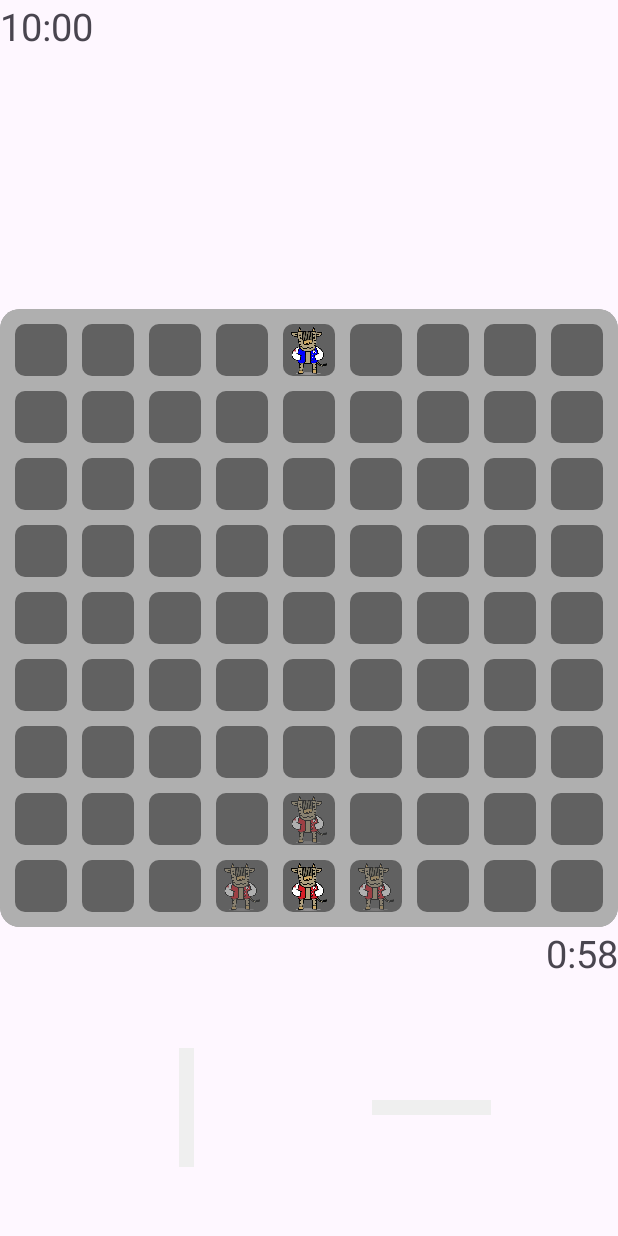
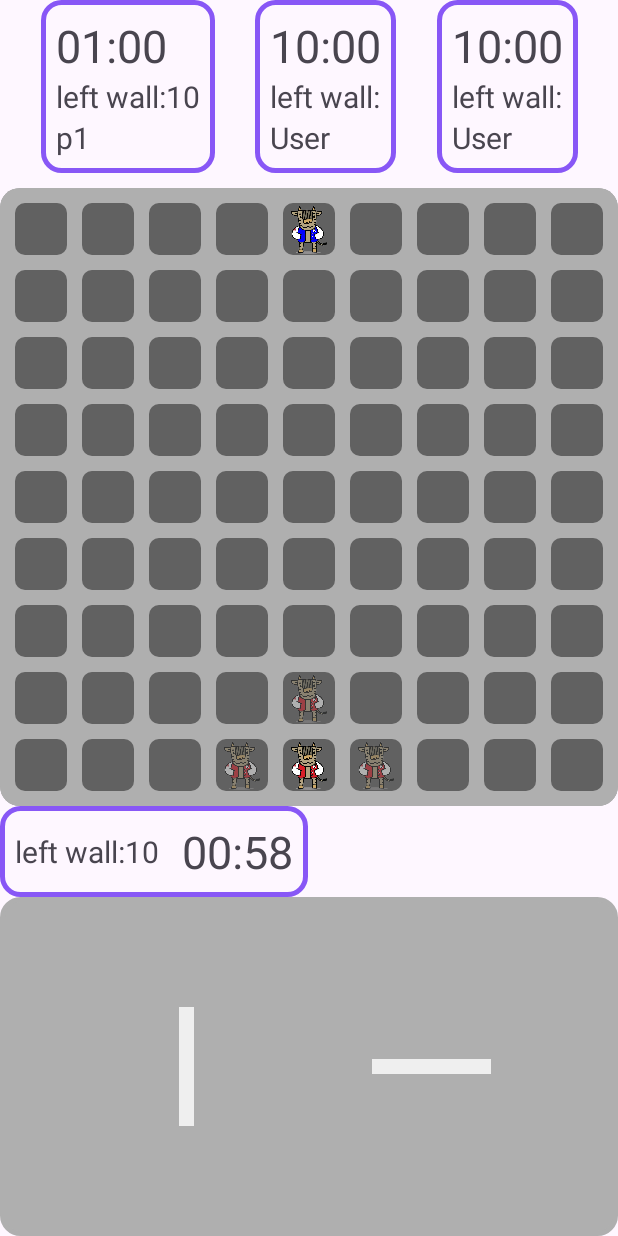
Before and after one commit to DongGi-create/Quoridor, an Android app: the CustomViewTestActivity screen opened directly, with no data from a screen before it, on a phone screen of 412 x 824 dp. Run offline under Robolectric (Android 15) with nearby library versions, the phone set to English and light mode, and no system bars.

Commit message:
gameActivity edit

```diff
--- a/app/src/main/java/com/example/quoridor/ingame/CustomViewTestActivity.kt
+++ b/app/src/main/java/com/example/quoridor/ingame/CustomViewTestActivity.kt
@@ -14,8 +14,8 @@ import com.example.quoridor.domain.Notation
 import com.example.quoridor.domain.Player
 import com.example.quoridor.domain.utils.NotationType
 import com.example.quoridor.domain.utils.PlayerColorType
-import com.example.quoridor.ingame.customView.GameBoardViewDropListener
-import com.example.quoridor.ingame.customView.GameBoardViewPieceClickListener
+import com.example.quoridor.ingame.customView.gameBoardView.GameBoardViewDropListener
+import com.example.quoridor.ingame.customView.gameBoardView.GameBoardViewPieceClickListener
 import com.example.quoridor.ingame.frontDomain.FrontBoard
 import com.example.quoridor.ingame.frontDomain.FrontPlayer
 import com.example.quoridor.ingame.utils.Coordinate
@@ -62,7 +62,7 @@ class CustomViewTestActivity : ComponentActivity() {
         }
 
         binding.gameBoardView.setWallChooseView(binding.vertWallLayout, binding.horiWallLayout)
-        binding.gameBoardView.setDragListener(object: GameBoardViewDropListener{
+        binding.gameBoardView.setDragListener(object: GameBoardViewDropListener {
             override fun drop(matchedView: View, wallType: WallType, row: Int, col: Int): DropReturnType {
                 val notationType = when(wallType) {
                     WallType.Vertical -> NotationType.VERTICAL
@@ -162,23 +162,25 @@ class CustomViewTestActivity : ComponentActivity() {
 
         val player0 = FrontPlayer(
             createPlayerImageView(R.drawable.hobanwoo_red),
-            TimeCounter(this, binding.p0Timer, timeLimit, object : TimeCounterOverListener {
+            TimeCounter(this, binding.myInfo.leftTimeTextView, timeLimit, object : TimeCounterOverListener {
                 override fun timeOver() {
                     Toast.makeText(applicationContext, "p0 time over", Toast.LENGTH_SHORT).show()
                 }
             }),
             Player(leftWall, timeLimit, 8, 4, "p0", PlayerColorType.RED)
         )
+        binding.myInfo.setPlayer(player0)
 
         val player1 = FrontPlayer(
             createPlayerImageView(R.drawable.hobanwoo_blue),
-            TimeCounter(this, binding.p1Timer, timeLimit, object : TimeCounterOverListener {
+            TimeCounter(this, binding.player1Info.leftTimeTextView, timeLimit, object : TimeCounterOverListener {
                 override fun timeOver() {
                     Toast.makeText(applicationContext, "p1 time over", Toast.LENGTH_SHORT).show()
                 }
             }),
             Player(leftWall, timeLimit, 0, 4, "p1", PlayerColorType.BLUE)
         )
+        binding.player1Info.setPlayer(player1)
 
         val players = arrayOf(player0, player1)
         val verticalWalls = ArrayList<Pair<Int, Int>>()
--- a/app/src/main/java/com/example/quoridor/ingame/customView/GameBoardView.kt
+++ b/app/src/main/java/com/example/quoridor/ingame/customView/gameBoardView/GameBoardView.kt
@@ -1,4 +1,4 @@
-package com.example.quoridor.ingame.customView
+package com.example.quoridor.ingame.customView.gameBoardView
 
 import android.content.ClipData
 import android.content.ClipDescription
@@ -7,7 +7,6 @@ import android.content.res.TypedArray
 import android.graphics.Outline
 import android.util.AttributeSet
 import android.util.Log
-import android.util.TypedValue
 import android.view.DragEvent
 import android.view.LayoutInflater
 import android.view.View
@@ -16,7 +15,7 @@ import android.widget.LinearLayout
 import androidx.constraintlayout.widget.ConstraintLayout
 import androidx.core.view.children
 import com.example.quoridor.R
-import com.example.quoridor.databinding.GameBoardViewBinding
+import com.example.quoridor.databinding.CustomViewGameBoardBinding
 import com.example.quoridor.ingame.frontDomain.FrontBoard
 import com.example.quoridor.ingame.utils.types.DropReturnType
 import com.example.quoridor.ingame.utils.Func
@@ -24,9 +23,9 @@ import com.example.quoridor.ingame.utils.types.WallType
 
 class GameBoardView: ConstraintLayout {
 
-    private val binding: GameBoardViewBinding by lazy {
-        GameBoardViewBinding.bind(
-            LayoutInflater.from(context).inflate(R.layout.game_board_view, this, false)
+    private val binding: CustomViewGameBoardBinding by lazy {
+        CustomViewGameBoardBinding.bind(
+            LayoutInflater.from(context).inflate(R.layout.custom_view_game_board, this, false)
         )
     }
 
@@ -59,7 +58,8 @@ class GameBoardView: ConstraintLayout {
             return DropReturnType.Match
         }
     }
-    private var clickListener: GameBoardViewPieceClickListener = object: GameBoardViewPieceClickListener {
+    private var clickListener: GameBoardViewPieceClickListener = object:
+        GameBoardViewPieceClickListener {
         override fun click(clickedPiece: View, row: Int, col: Int) {
 
         }
--- a/app/src/main/java/com/example/quoridor/ingame/customView/GameBoardViewDropListener.kt
+++ b/app/src/main/java/com/example/quoridor/ingame/customView/gameBoardView/GameBoardViewDropListener.kt
@@ -1,4 +1,4 @@
-package com.example.quoridor.ingame.customView
+package com.example.quoridor.ingame.customView.gameBoardView
 
 import android.view.View
 import com.example.quoridor.ingame.utils.types.DropReturnType
--- a/app/src/main/java/com/example/quoridor/ingame/customView/GameBoardViewPieceClickListener.kt
+++ b/app/src/main/java/com/example/quoridor/ingame/customView/gameBoardView/GameBoardViewPieceClickListener.kt
@@ -1,4 +1,4 @@
-package com.example.quoridor.ingame.customView
+package com.example.quoridor.ingame.customView.gameBoardView
 
 import android.view.View
 
--- a/app/src/main/java/com/example/quoridor/ingame/customView/WallShadowBuilder.kt
+++ b/app/src/main/java/com/example/quoridor/ingame/customView/gameBoardView/WallShadowBuilder.kt
@@ -1,4 +1,4 @@
-package com.example.quoridor.ingame.customView
+package com.example.quoridor.ingame.customView.gameBoardView
 
 import android.graphics.Point
 import android.view.View
--- /dev/null
+++ b/app/src/main/java/com/example/quoridor/ingame/customView/playerView/MyPlayInfoView.kt
@@ -0,0 +1,44 @@
+package com.example.quoridor.ingame.customView.playerView
+
+import android.content.Context
+import android.util.AttributeSet
+import android.view.LayoutInflater
+import androidx.constraintlayout.widget.ConstraintLayout
+import com.example.quoridor.R
+import com.example.quoridor.databinding.CustomViewMyPlayInfoBinding
+import com.example.quoridor.databinding.CustomViewOpPlayerInfoBinding
+import com.example.quoridor.ingame.frontDomain.FrontPlayer
+import com.example.quoridor.ingame.utils.Func
+
+class MyPlayInfoView: ConstraintLayout {
+
+    private val binding: CustomViewMyPlayInfoBinding by lazy {
+        CustomViewMyPlayInfoBinding.bind(
+            LayoutInflater.from(context).inflate(R.layout.custom_view_my_play_info, this, false)
+        )
+    }
+
+    val leftTimeTextView by lazy {
+        binding.leftTimeTv
+    }
+    val leftWallTextView by lazy {
+        binding.leftWallTv
+    }
+
+    constructor(context: Context): super(context) {
+        initView()
+    }
+    constructor(context: Context, attrs: AttributeSet): super(context, attrs) {
+        initView()
+    }
+
+    private fun initView() {
+        addView(binding.root)
+    }
+
+    fun setPlayer(player: FrontPlayer) {
+        leftTimeTextView.text = Func.millToMinSec(player.left_ms)
+        val leftWallText = "${context.getString(R.string.left_wall_prefix)}${player.left_wall}"
+        leftWallTextView.text = leftWallText
+    }
+}
--- /dev/null
+++ b/app/src/main/java/com/example/quoridor/ingame/customView/playerView/OpPlayerInfoView.kt
@@ -0,0 +1,47 @@
+package com.example.quoridor.ingame.customView.playerView
+
+import android.content.Context
+import android.util.AttributeSet
+import android.view.LayoutInflater
+import androidx.constraintlayout.widget.ConstraintLayout
+import com.example.quoridor.R
+import com.example.quoridor.databinding.CustomViewOpPlayerInfoBinding
+import com.example.quoridor.ingame.frontDomain.FrontPlayer
+import com.example.quoridor.ingame.utils.Func
+
+class OpPlayerInfoView: ConstraintLayout {
+
+    private val binding: CustomViewOpPlayerInfoBinding by lazy {
+        CustomViewOpPlayerInfoBinding.bind(
+            LayoutInflater.from(context).inflate(R.layout.custom_view_op_player_info, this, false)
+        )
+    }
+
+    val leftTimeTextView by lazy {
+        binding.leftTimeTv
+    }
+    val leftWallTextView by lazy {
+        binding.leftWallTv
+    }
+    val playerNameTextView by lazy {
+        binding.playerNameTv
+    }
+
+    constructor(context: Context): super(context) {
+        initView()
+    }
+    constructor(context: Context, attrs: AttributeSet): super(context, attrs) {
+        initView()
+    }
+
+    private fun initView() {
+        addView(binding.root)
+    }
+
+    fun setPlayer(player: FrontPlayer) {
+        leftTimeTextView.text = Func.millToMinSec(player.left_ms)
+        val leftWallText = "${context.getString(R.string.left_wall_prefix)}${player.left_wall}"
+        leftWallTextView.text = leftWallText
+        playerNameTextView.text = player.uid
+    }
+}
--- a/app/src/main/java/com/example/quoridor/ingame/frontDomain/FrontPlayer.kt
+++ b/app/src/main/java/com/example/quoridor/ingame/frontDomain/FrontPlayer.kt
@@ -1,8 +1,10 @@
 package com.example.quoridor.ingame.frontDomain
 
+import android.view.View
 import android.widget.ImageView
 import com.example.quoridor.domain.Player
 import com.example.quoridor.domain.utils.PlayerColorType
+import com.example.quoridor.ingame.customView.playerView.OpPlayerInfoView
 import com.example.quoridor.ingame.utils.TimeCounter
 
 class FrontPlayer(
@@ -16,7 +18,7 @@ class FrontPlayer(
     playerColorType: PlayerColorType
 ): Player(left_wall, left_ms, row, col, uid, playerColorType) {
 
-    constructor(imageView: ImageView, timer: TimeCounter, p: Player):
+    constructor(imageView: ImageView, timer: TimeCounter,p: Player):
             this(imageView, timer, p.left_wall, p.left_ms, p.row, p.col, p.uid, p.playerColorType)
 
     fun turnStart(){
@@ -26,4 +28,8 @@ class FrontPlayer(
         timer.pause()
         left_ms = timer.left
     }
+
+    fun setInfoView(){
+
+    }
 }
--- a/app/src/main/java/com/example/quoridor/ingame/utils/Func.kt
+++ b/app/src/main/java/com/example/quoridor/ingame/utils/Func.kt
@@ -26,6 +26,22 @@ class Func {
         }
         fun <T> Array<Array<T>>.set(cor: Coordinate, value: T) {
             this[cor.r][cor.c] = value
+        }
+
+        fun millToMinSec(time: Long): String {
+            val minInt = time / (60 * 1000)
+            val min = when(minInt) {
+                in 0..9 -> "0${minInt}"
+                else -> "$minInt"
+            }
+
+            val secInt = time % (60 * 1000) / 1000
+            val sec = when(secInt) {
+                in 0..9 -> "0${secInt}"
+                else -> "$secInt"
+            }
+
+            return "$min:$sec"
         }
 
         private fun calcW(myRating: Int, opponentRating: Int): Double {
--- a/app/src/main/java/com/example/quoridor/ingame/utils/TimeCounter.kt
+++ b/app/src/main/java/com/example/quoridor/ingame/utils/TimeCounter.kt
@@ -29,12 +29,8 @@ class TimeCounter(
                 this.cancel()
             }
 
-            val min = left/(60 * 1000)
-            val sec = left%(60 * 1000) / 1000
-            val text = "$min:$sec"
-
             activity.runOnUiThread{
-                time_tv.text = text
+                time_tv.text = Func.millToMinSec(left)
             }
         }
     }
@@ -47,9 +43,7 @@ class TimeCounter(
         timerTask.cancel()
 
         left = duration
-        val min = left/(60 * 1000)
-        val sec = left%(60 * 1000) / 1000
-        val text = "$min:$sec"
+        val text = Func.millToMinSec(left)
         time_tv.text = text
     }
 }
--- a/app/src/main/res/layout/activity_custom_view_test.xml
+++ b/app/src/main/res/layout/activity_custom_view_test.xml
@@ -5,30 +5,53 @@
     android:layout_width="match_parent"
     android:layout_height="match_parent">
 
-    <TextView
-        android:id="@+id/p1_timer"
+    <androidx.constraintlayout.widget.ConstraintLayout
+        android:id="@+id/player_info_layout"
+        android:layout_width="match_parent"
+        android:layout_height="wrap_content"
+        android:orientation="horizontal"
+        app:layout_constraintTop_toTopOf="parent">
+
+        <com.example.quoridor.ingame.customView.playerView.OpPlayerInfoView
+            android:id="@+id/player1_info"
+            android:layout_width="wrap_content"
+            android:layout_height="wrap_content"
+            app:layout_constraintTop_toTopOf="parent"
+            app:layout_constraintBottom_toBottomOf="parent"
+            app:layout_constraintLeft_toLeftOf="parent"
+            app:layout_constraintRight_toLeftOf="@id/player2_info"/>
+        <com.example.quoridor.ingame.customView.playerView.OpPlayerInfoView
+            android:id="@+id/player2_info"
+            android:layout_width="wrap_content"
+            android:layout_height="wrap_content"
+            app:layout_constraintTop_toTopOf="parent"
+            app:layout_constraintBottom_toBottomOf="parent"
+            app:layout_constraintLeft_toRightOf="@id/player1_info"
+            app:layout_constraintRight_toLeftOf="@id/player3_info"/>
+        <com.example.quoridor.ingame.customView.playerView.OpPlayerInfoView
+            android:id="@+id/player3_info"
+            android:layout_width="wrap_content"
+            android:layout_height="wrap_content"
+            app:layout_constraintTop_toTopOf="parent"
+            app:layout_constraintBottom_toBottomOf="parent"
+            app:layout_constraintLeft_toRightOf="@id/player2_info"
+            app:layout_constraintRight_toRightOf="parent"/>
+    </androidx.constraintlayout.widget.ConstraintLayout>
+
+    <com.example.quoridor.ingame.customView.playerView.MyPlayInfoView
+        android:id="@+id/my_info"
         android:layout_width="wrap_content"
         android:layout_height="wrap_content"
-        android:text="10:00"
-        android:textSize="25sp"
-        app:layout_constraintTop_toTopOf="parent"
+        app:layout_constraintTop_toBottomOf="@id/game_board_view"
         app:layout_constraintLeft_toLeftOf="parent"/>
-
-    <TextView
-        android:id="@+id/p0_timer"
-        android:layout_width="wrap_content"
-        android:layout_height="wrap_content"
-        android:text="10:00"
-        android:textSize="25sp"
-        app:layout_constraintTop_toBottomOf="@id/game_board_view"
-        app:layout_constraintRight_toRightOf="parent"
-        app:layout_constraintBottom_toTopOf="@id/choose_layout"/>
 
     <androidx.constraintlayout.widget.ConstraintLayout
         android:id="@+id/choose_layout"
         android:layout_width="match_parent"
         android:layout_height="0dp"
-        app:layout_constraintTop_toBottomOf="@id/p0_timer"
+        android:background="@drawable/cv_background"
+        android:backgroundTint="@color/gameBoard"
+        app:layout_constraintTop_toBottomOf="@id/my_info"
         app:layout_constraintBottom_toBottomOf="parent">
 
         <LinearLayout
@@ -73,13 +96,13 @@
 
     </androidx.constraintlayout.widget.ConstraintLayout>
 
-    <com.example.quoridor.ingame.customView.GameBoardView
+    <com.example.quoridor.ingame.customView.gameBoardView.GameBoardView
         android:id="@+id/game_board_view"
         android:layout_width="0dp"
         android:layout_height="0dp"
+        android:layout_marginTop="10dp"
         app:layout_constraintDimensionRatio="1:1"
-        app:layout_constraintTop_toTopOf="parent"
-        app:layout_constraintBottom_toBottomOf="parent"
+        app:layout_constraintTop_toBottomOf="@id/player_info_layout"
         app:layout_constraintLeft_toLeftOf="parent"
         app:layout_constraintRight_toRightOf="parent"/>
 
--- /dev/null
+++ b/app/src/main/res/layout/custom_view_my_play_info.xml
@@ -0,0 +1,38 @@
+<?xml version="1.0" encoding="utf-8"?>
+<androidx.constraintlayout.widget.ConstraintLayout
+    xmlns:android="http://schemas.android.com/apk/res/android"
+    xmlns:app="http://schemas.android.com/apk/res-auto"
+    xmlns:tools="http://schemas.android.com/tools"
+    android:layout_width="match_parent"
+    android:layout_height="match_parent">
+
+    <LinearLayout
+        android:id="@+id/tv_layout"
+        android:layout_width="wrap_content"
+        android:layout_height="wrap_content"
+        android:orientation="horizontal"
+        android:padding="10dp"
+        android:background="@drawable/cv_background"
+        android:gravity="center_vertical"
+        app:layout_constraintTop_toTopOf="parent"
+        app:layout_constraintLeft_toLeftOf="parent"
+        app:layout_constraintRight_toRightOf="parent"
+        app:layout_constraintBottom_toBottomOf="parent">
+
+        <TextView
+            android:id="@+id/left_wall_tv"
+            android:layout_width="wrap_content"
+            android:layout_height="wrap_content"
+            android:textSize="20sp"
+            android:layout_marginRight="15dp"
+            android:text="@string/left_wall_prefix"/>
+
+        <TextView
+            android:id="@+id/left_time_tv"
+            android:layout_width="wrap_content"
+            android:layout_height="wrap_content"
+            android:textSize="30sp"
+            android:text="10:00"/>
+    </LinearLayout>
+
+</androidx.constraintlayout.widget.ConstraintLayout>
--- /dev/null
+++ b/app/src/main/res/layout/custom_view_op_player_info.xml
@@ -0,0 +1,43 @@
+<?xml version="1.0" encoding="utf-8"?>
+<androidx.constraintlayout.widget.ConstraintLayout
+    xmlns:android="http://schemas.android.com/apk/res/android"
+    xmlns:app="http://schemas.android.com/apk/res-auto"
+    xmlns:tools="http://schemas.android.com/tools"
+    android:layout_width="match_parent"
+    android:layout_height="match_parent">
+
+    <LinearLayout
+        android:id="@+id/tv_layout"
+        android:layout_width="wrap_content"
+        android:layout_height="wrap_content"
+        android:orientation="vertical"
+        android:padding="10dp"
+        android:background="@drawable/cv_background"
+        app:layout_constraintTop_toTopOf="parent"
+        app:layout_constraintLeft_toLeftOf="parent"
+        app:layout_constraintRight_toRightOf="parent"
+        app:layout_constraintBottom_toBottomOf="parent">
+
+        <TextView
+            android:id="@+id/left_time_tv"
+            android:layout_width="wrap_content"
+            android:layout_height="wrap_content"
+            android:textSize="30sp"
+            android:text="10:00"/>
+
+        <TextView
+            android:id="@+id/left_wall_tv"
+            android:layout_width="wrap_content"
+            android:layout_height="wrap_content"
+            android:textSize="20sp"
+            android:text="@string/left_wall_prefix"/>
+
+        <TextView
+            android:id="@+id/player_name_tv"
+            android:layout_width="wrap_content"
+            android:layout_height="wrap_content"
+            android:textSize="20sp"
+            android:text="User"/>
+    </LinearLayout>
+
+</androidx.constraintlayout.widget.ConstraintLayout>
--- a/app/src/main/res/values/strings.xml
+++ b/app/src/main/res/values/strings.xml
@@ -5,4 +5,6 @@
     <string name="Minseok_test_tag">Minseok Test</string>
     <string name="Cross_Wall">벽이 겹쳐용!</string>
     <string name="Cannot_Go">못 가용~!</string>
+
+    <string name="left_wall_prefix">left wall: </string>
 </resources>
```
Also changed, not shown: app/src/main/res/layout/custom_view_game_board.xml (renamed from app/src/main/res/layout/game_board_view.xml).
